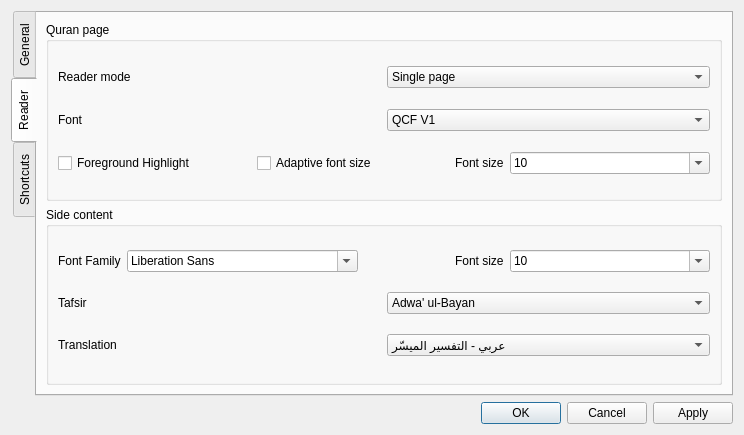
First picture: the form in src/core/settingsdialog.ui, repository 0xzer0x/quran-companion, before the edit.
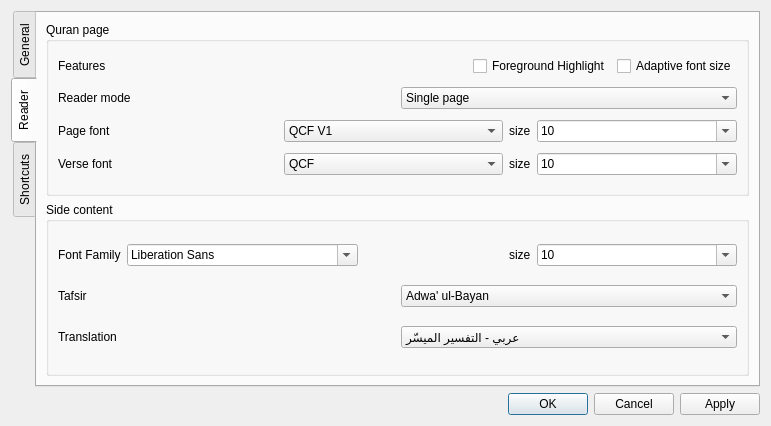
Second picture: the form after the edit. The open tabs and pages were chosen to show the change.

Commit message: verse font switching functionality

Patch:
```diff
--- a/src/core/settingsdialog.ui
+++ b/src/core/settingsdialog.ui
@@ -6,8 +6,8 @@
    <rect>
     <x>0</x>
     <y>0</y>
-    <width>744</width>
-    <height>435</height>
+    <width>771</width>
+    <height>426</height>
    </rect>
   </property>
   <property name="windowTitle">
@@ -147,6 +147,44 @@
           <string>Quran page</string>
          </property>
          <layout class="QVBoxLayout" name="verticalLayout_3">
+          <item>
+           <layout class="QHBoxLayout" name="horizontalLayout_5">
+            <item>
+             <widget class="QLabel" name="label_3">
+              <property name="text">
+               <string>Features</string>
+              </property>
+             </widget>
+            </item>
+            <item>
+             <spacer name="horizontalSpacer_2">
+              <property name="orientation">
+               <enum>Qt::Horizontal</enum>
+              </property>
+              <property name="sizeHint" stdset="0">
+               <size>
+                <width>40</width>
+                <height>20</height>
+               </size>
+              </property>
+             </spacer>
+            </item>
+            <item>
+             <widget class="QCheckBox" name="chkFgHighlight">
+              <property name="text">
+               <string>Foreground Highlight</string>
+              </property>
+             </widget>
+            </item>
+            <item>
+             <widget class="QCheckBox" name="chkAdaptive">
+              <property name="text">
+               <string>Adaptive font size</string>
+              </property>
+             </widget>
+            </item>
+           </layout>
+          </item>
           <item>
            <layout class="QHBoxLayout" name="horizontalLayout_12">
             <item>
@@ -176,13 +214,25 @@
            <layout class="QHBoxLayout" name="horizontalLayout_3">
             <item>
              <widget class="QLabel" name="label">
+              <property name="sizePolicy">
+               <sizepolicy hsizetype="Minimum" vsizetype="Preferred">
+                <horstretch>0</horstretch>
+                <verstretch>0</verstretch>
+               </sizepolicy>
+              </property>
               <property name="text">
-               <string>Font</string>
+               <string>Page font</string>
               </property>
              </widget>
             </item>
             <item>
              <widget class="QComboBox" name="cmbQCF">
+              <property name="sizePolicy">
+               <sizepolicy hsizetype="Preferred" vsizetype="Fixed">
+                <horstretch>0</horstretch>
+                <verstretch>0</verstretch>
+               </sizepolicy>
+              </property>
               <item>
                <property name="text">
                 <string>QCF V1</string>
@@ -195,30 +245,12 @@
               </item>
              </widget>
             </item>
-           </layout>
-          </item>
-          <item>
-           <layout class="QHBoxLayout" name="horizontalLayout_5">
-            <item>
-             <widget class="QCheckBox" name="chkFgHighlight">
-              <property name="text">
-               <string>Foreground Highlight</string>
-              </property>
-             </widget>
-            </item>
-            <item>
-             <widget class="QCheckBox" name="chkAdaptive">
-              <property name="text">
-               <string>Adaptive font size</string>
-              </property>
-             </widget>
-            </item>
             <item>
              <layout class="QHBoxLayout" name="horizontalLayout_4">
               <item>
                <widget class="QLabel" name="lbQuranFontSz">
                 <property name="text">
-                 <string>Font size</string>
+                 <string>size</string>
                 </property>
                </widget>
               </item>
@@ -302,6 +334,129 @@
             </item>
            </layout>
           </item>
+          <item>
+           <layout class="QHBoxLayout" name="horizontalLayout_13">
+            <item>
+             <widget class="QLabel" name="lbVerseFont">
+              <property name="sizePolicy">
+               <sizepolicy hsizetype="Minimum" vsizetype="Preferred">
+                <horstretch>0</horstretch>
+                <verstretch>0</verstretch>
+               </sizepolicy>
+              </property>
+              <property name="text">
+               <string>Verse font</string>
+              </property>
+             </widget>
+            </item>
+            <item>
+             <widget class="QComboBox" name="cmbVerseText">
+              <item>
+               <property name="text">
+                <string>QCF</string>
+               </property>
+              </item>
+              <item>
+               <property name="text">
+                <string>Uthmanic</string>
+               </property>
+              </item>
+              <item>
+               <property name="text">
+                <string>Uthmanic (annotated)</string>
+               </property>
+              </item>
+             </widget>
+            </item>
+            <item>
+             <layout class="QHBoxLayout" name="horizontalLayout_14">
+              <item>
+               <widget class="QLabel" name="lbVersesFontSz">
+                <property name="text">
+                 <string>size</string>
+                </property>
+               </widget>
+              </item>
+              <item>
+               <widget class="QComboBox" name="cmbVersesFontSz">
+                <property name="minimumSize">
+                 <size>
+                  <width>200</width>
+                  <height>0</height>
+                 </size>
+                </property>
+                <property name="editable">
+                 <bool>true</bool>
+                </property>
+                <property name="currentText">
+                 <string notr="true">10</string>
+                </property>
+                <item>
+                 <property name="text">
+                  <string notr="true">10</string>
+                 </property>
+                </item>
+                <item>
+                 <property name="text">
+                  <string notr="true">12</string>
+                 </property>
+                </item>
+                <item>
+                 <property name="text">
+                  <string notr="true">14</string>
+                 </property>
+                </item>
+                <item>
+                 <property name="text">
+                  <string notr="true">16</string>
+                 </property>
+                </item>
+                <item>
+                 <property name="text">
+                  <string notr="true">18</string>
+                 </property>
+                </item>
+                <item>
+                 <property name="text">
+                  <string notr="true">20</string>
+                 </property>
+                </item>
+                <item>
+                 <property name="text">
+                  <string notr="true">22</string>
+                 </property>
+                </item>
+                <item>
+                 <property name="text">
+                  <string notr="true">24</string>
+                 </property>
+                </item>
+                <item>
+                 <property name="text">
+                  <string notr="true">28</string>
+                 </property>
+                </item>
+                <item>
+                 <property name="text">
+                  <string notr="true">36</string>
+                 </property>
+                </item>
+                <item>
+                 <property name="text">
+                  <string notr="true">48</string>
+                 </property>
+                </item>
+                <item>
+                 <property name="text">
+                  <string notr="true">72</string>
+                 </property>
+                </item>
+               </widget>
+              </item>
+             </layout>
+            </item>
+           </layout>
+          </item>
          </layout>
         </widget>
        </item>
@@ -341,7 +496,7 @@
               <item>
                <widget class="QLabel" name="lbSideFontSz">
                 <property name="text">
-                 <string>Font size</string>
+                 <string>size</string>
                 </property>
                </widget>
               </item>
```
Left out of the diff: 2 changed lines with no effect on the pictures. The commit also changes 17 other files.
